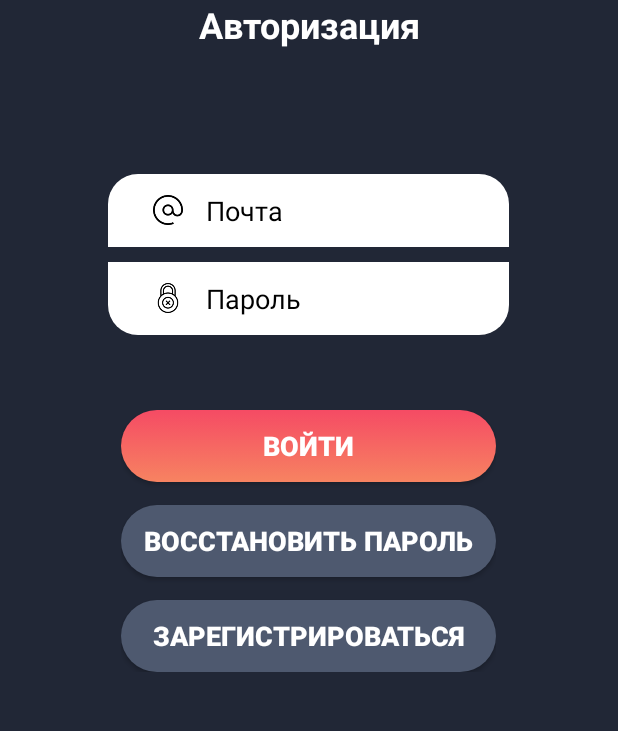
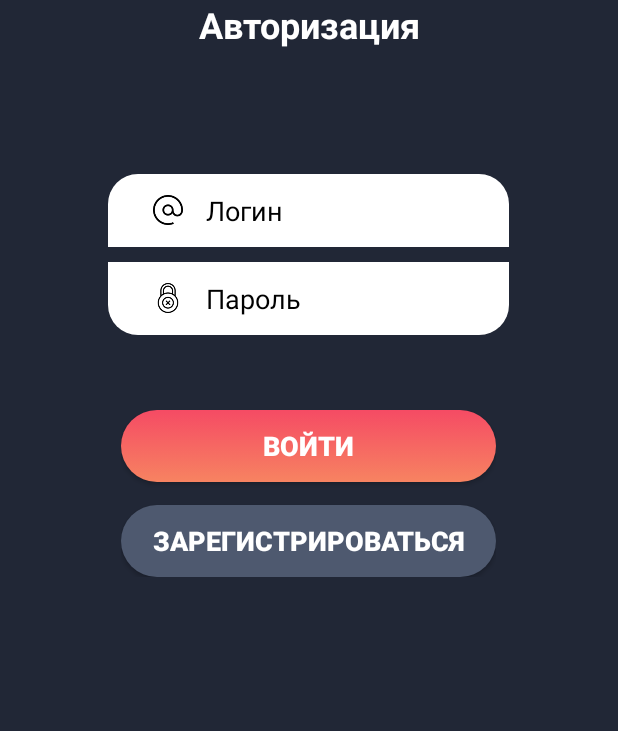
Before and after one commit to arhostcode/umirea, an Android app: the screen it shows after launch (AuthorizationActivity), on a phone screen of 412 x 824 dp, the part 351-1082 px from its top. Run offline under Robolectric (Android 15) with nearby library versions, the phone set to English and light mode, and no system bars; our stand-ins replace Dagger/Hilt's generated code, navigation-ui; libraries missing offline, so code that uses them is left out: es.dmoral.toasty; 4 statements that could not run were skipped.

Commit message:
UI restrictions

```diff
--- a/umirea-android/app/src/main/java/edu/mirea/ardyc/umirea/ui/view/auth/fragments/authorization/AuthorizationFragment.java
+++ b/umirea-android/app/src/main/java/edu/mirea/ardyc/umirea/ui/view/auth/fragments/authorization/AuthorizationFragment.java
@@ -46,9 +46,9 @@ public class AuthorizationFragment extends Fragment {
         binding.enterButton.setOnClickListener(view -> {
             authorizationViewModel.loginToServer(binding.loginText.getText().toString(), binding.passwordText.getText().toString());
         });
-        binding.resetPassword.setOnClickListener(view -> {
-            NavHostFragment.findNavController(this).navigate(R.id.navigation_reset_password_mail);
-        });
+//        binding.resetPassword.setOnClickListener(view -> {
+//            NavHostFragment.findNavController(this).navigate(R.id.navigation_reset_password_mail);
+//        });
         binding.createAccount.setOnClickListener(view -> {
             NavHostFragment.findNavController(this).navigate(R.id.navigation_registration);
         });
--- a/umirea-android/app/src/main/java/edu/mirea/ardyc/umirea/ui/view/dashboard/dialogs/TaskModifierDialog.java
+++ b/umirea-android/app/src/main/java/edu/mirea/ardyc/umirea/ui/view/dashboard/dialogs/TaskModifierDialog.java
@@ -7,6 +7,7 @@ import java.util.function.Consumer;
 
 import edu.mirea.ardyc.umirea.R;
 import edu.mirea.ardyc.umirea.databinding.TaskModifierDialogBinding;
+import es.dmoral.toasty.Toasty;
 
 public class TaskModifierDialog extends AlertDialog {
 
@@ -19,6 +20,10 @@ public class TaskModifierDialog extends AlertDialog {
         binding.apply.setOnClickListener((view) -> {
             if (binding.task.getText().toString().isEmpty())
                 return;
+            if (binding.task.getText().toString().split("\n").length > 10) {
+                Toasty.info(context, "Слишком много строк").show();
+                return;
+            }
             stringConsumer.accept(binding.task.getText().toString());
             hide();
         });
--- a/umirea-android/app/src/main/java/edu/mirea/ardyc/umirea/ui/view/info/dialogs/CreateInfoDialog.java
+++ b/umirea-android/app/src/main/java/edu/mirea/ardyc/umirea/ui/view/info/dialogs/CreateInfoDialog.java
@@ -13,6 +13,7 @@ import java.util.function.Consumer;
 import edu.mirea.ardyc.umirea.R;
 import edu.mirea.ardyc.umirea.data.model.info.InfoMessage;
 import edu.mirea.ardyc.umirea.databinding.CreateInfoDialogBinding;
+import es.dmoral.toasty.Toasty;
 
 public class CreateInfoDialog extends BottomSheetDialog {
 
@@ -31,6 +32,10 @@ public class CreateInfoDialog extends BottomSheetDialog {
             if (title.isEmpty() || text.isEmpty()) {
                 return;
             }
+            if (text.split("\n").length > 20) {
+                Toasty.info(context, "Слишком много строк").show();
+                return;
+            }
             infoMessageConsumer.accept(new InfoContent(title, text));
             hide();
         });
--- a/umirea-android/app/src/main/res/layout/create_folder_dialog.xml
+++ b/umirea-android/app/src/main/res/layout/create_folder_dialog.xml
@@ -26,6 +26,7 @@
         android:ems="10"
         android:hint="@string/folder_name"
         android:inputType="none|text"
+        android:maxLength="20"
         android:paddingHorizontal="7dp" />
 
     <Button
--- a/umirea-android/app/src/main/res/layout/create_info_dialog.xml
+++ b/umirea-android/app/src/main/res/layout/create_info_dialog.xml
@@ -30,15 +30,17 @@
 
     <EditText
         android:id="@+id/info_text"
-        android:gravity="left"
         android:layout_width="wrap_content"
         android:layout_height="wrap_content"
         android:layout_gravity="center_horizontal"
         android:layout_marginTop="15dp"
         android:background="@drawable/chat_field"
         android:ems="15"
+        android:gravity="left"
         android:inputType="none|textMultiLine"
         android:lines="10"
+        android:maxLength="1000"
+        android:maxLines="10"
         android:paddingHorizontal="7dp" />
 
     <Button
--- a/umirea-android/app/src/main/res/layout/fragment_authorization.xml
+++ b/umirea-android/app/src/main/res/layout/fragment_authorization.xml
@@ -144,19 +144,19 @@
                 android:textSize="18sp"
                 android:textStyle="bold" />
 
-            <Space
-                android:layout_width="match_parent"
-                android:layout_height="15dp" />
+<!--            <Space-->
+<!--                android:layout_width="match_parent"-->
+<!--                android:layout_height="15dp" />-->
 
-            <Button
-                android:id="@+id/reset_password"
-                android:layout_width="250dp"
-                android:layout_height="wrap_content"
-                android:background="@drawable/gray_button"
-                android:text="@string/reset_password"
-                android:textColor="@color/white"
-                android:textSize="18sp"
-                android:textStyle="bold" />
+<!--            <Button-->
+<!--                android:id="@+id/reset_password"-->
+<!--                android:layout_width="250dp"-->
+<!--                android:layout_height="wrap_content"-->
+<!--                android:background="@drawable/gray_button"-->
+<!--                android:text="@string/reset_password"-->
+<!--                android:textColor="@color/white"-->
+<!--                android:textSize="18sp"-->
+<!--                android:textStyle="bold" />-->
 
             <Space
                 android:layout_width="match_parent"
--- a/umirea-android/app/src/main/res/layout/fragment_create_group.xml
+++ b/umirea-android/app/src/main/res/layout/fragment_create_group.xml
@@ -68,6 +68,7 @@
             android:ems="12"
             android:hint="@string/group_name"
             android:inputType="none|text"
+            android:maxLength="30"
             android:paddingHorizontal="10dp"
             android:paddingTop="5dp"
             android:paddingBottom="5dp"
--- a/umirea-android/app/src/main/res/layout/fragment_registration.xml
+++ b/umirea-android/app/src/main/res/layout/fragment_registration.xml
@@ -85,6 +85,7 @@
                 android:ems="11"
                 android:hint="@string/mail"
                 android:inputType="none|text"
+                android:maxLength="20"
                 android:paddingTop="12dp"
                 android:paddingBottom="12dp"
                 android:textColor="@color/black"
@@ -120,6 +121,7 @@
                 android:ems="11"
                 android:hint="@string/password"
                 android:inputType="none|textPassword"
+                android:maxLength="20"
                 android:paddingTop="12dp"
                 android:paddingBottom="12dp"
                 android:textColor="@color/black"
@@ -155,6 +157,7 @@
                 android:ems="13"
                 android:hint="@string/firstName"
                 android:inputType="none|text"
+                android:maxLength="30"
                 android:paddingTop="8dp"
                 android:paddingBottom="8dp"
                 android:textColor="@color/black"
@@ -191,6 +194,7 @@
                 android:ems="13"
                 android:hint="@string/lastName"
                 android:inputType="none|text"
+                android:maxLength="30"
                 android:paddingTop="8dp"
                 android:paddingBottom="8dp"
                 android:textColor="@color/black"
--- a/umirea-android/app/src/main/res/layout/info_element.xml
+++ b/umirea-android/app/src/main/res/layout/info_element.xml
@@ -27,7 +27,7 @@
                 android:layout_width="wrap_content"
                 android:layout_height="wrap_content"
                 android:maxWidth="200dp"
-                android:text="\Test"
+                android:text="Новость Удалена"
                 android:textColor="@color/white"
                 android:textSize="16sp"
                 android:textStyle="bold" />
@@ -38,7 +38,7 @@
                 android:layout_height="wrap_content"
                 android:minWidth="100dp"
                 android:paddingHorizontal="10dp"
-                android:text="Test"
+                android:text="Пользователь Удалён"
                 android:textAlignment="textEnd"
                 android:textColor="@color/coral"
                 android:textSize="12sp"
--- a/umirea-android/app/src/main/res/layout/lesson_creator_dialog.xml
+++ b/umirea-android/app/src/main/res/layout/lesson_creator_dialog.xml
@@ -47,6 +47,7 @@
                 android:layout_marginStart="20dp"
                 android:background="@drawable/rounded_white"
                 android:inputType="none|text"
+                android:maxLength="50"
                 android:paddingHorizontal="10dp"
                 android:paddingVertical="2dp" />
         </LinearLayout>
@@ -71,6 +72,7 @@
                 android:layout_marginStart="20dp"
                 android:background="@drawable/rounded_white"
                 android:inputType="none|text"
+                android:maxLength="50"
                 android:paddingHorizontal="10dp"
                 android:paddingVertical="2dp" />
         </LinearLayout>
@@ -95,6 +97,7 @@
                 android:layout_marginStart="20dp"
                 android:background="@drawable/rounded_white"
                 android:inputType="none|text"
+                android:maxLength="30"
                 android:paddingHorizontal="10dp"
                 android:paddingVertical="2dp" />
         </LinearLayout>
--- a/umirea-android/app/src/main/res/layout/task_modifier_dialog.xml
+++ b/umirea-android/app/src/main/res/layout/task_modifier_dialog.xml
@@ -23,6 +23,8 @@
         android:id="@+id/task"
         android:layout_width="wrap_content"
         android:layout_height="wrap_content"
+        android:maxLength="500"
+        android:maxLines="7"
         android:layout_marginTop="20dp"
         android:background="@drawable/chat_field"
         android:ems="15"
--- a/umirea-android/app/src/main/res/values/strings.xml
+++ b/umirea-android/app/src/main/res/values/strings.xml
@@ -17,7 +17,7 @@
     <string name="verify">Получить код</string>
     <string name="reset_password">Восстановить пароль</string>
     <string name="sign_up">Зарегистрироваться</string>
-    <string name="mail">Почта</string>
+    <string name="mail">Логин</string>
     <string name="password">Пароль</string>
     <string name="code">Код</string>
     <string name="firstName">Имя</string>
```
Also changed, not shown: umirea-android/app/src/main/res/layout/fragment_account.xml (+8 -8 lines), umirea-android/app/src/main/res/layout/fragment_chat.xml (+4 -3 lines), umirea-android/app/src/main/res/layout/member_item.xml (+5 -5 lines).
